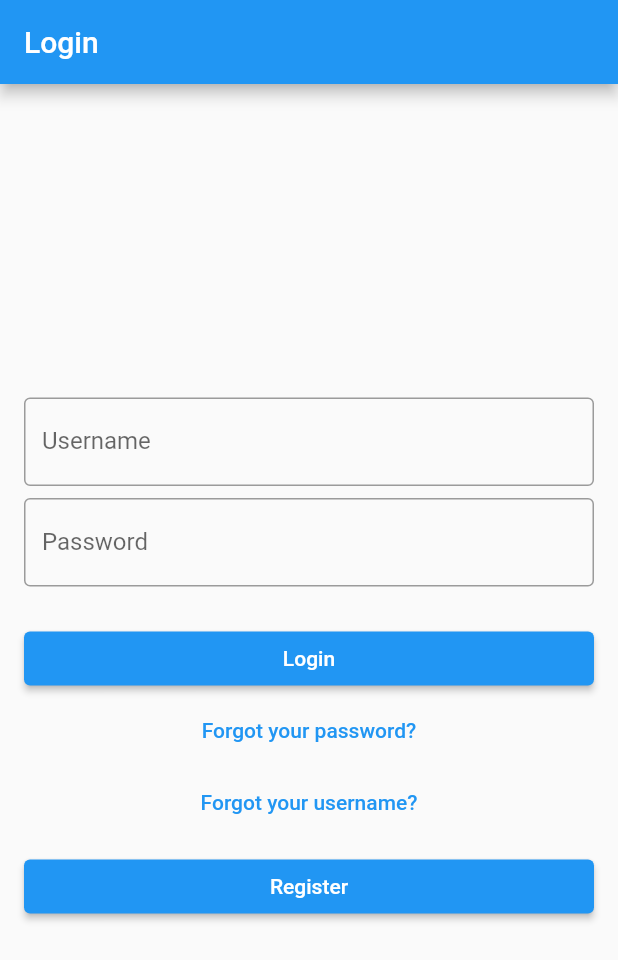
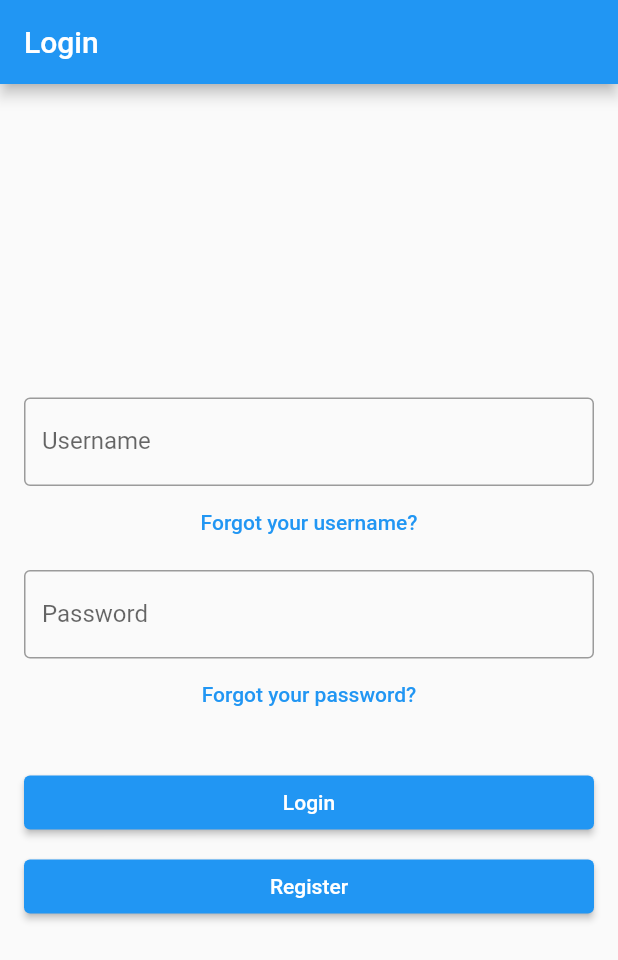
Before and after one commit to Alastair7/dm-grimoire-app, a Flutter app: the screen it shows after launch, on a phone screen of 412 x 824 dp. Shown: the top 960 px of the screen. Run offline on Flutter 3.47's test engine with Material 2 defaults, Android fonts, the phone set to English and light mode, and no system bars.

Commit message:
early login ui test

```diff
--- a/lib/src/ui/login.dart
+++ b/lib/src/ui/login.dart
@@ -29,6 +29,12 @@ class LoginScreen extends StatelessWidget {
                 border: OutlineInputBorder(),
               ),
             ),
+            TextButton(
+              child: const Text('Forgot your username?'),
+              onPressed: () {
+                // TODO: Implement username recovery logic
+              },
+            ),
             const SizedBox(height: 8.0),
             const TextField(
               obscureText: true,
@@ -37,23 +43,17 @@ class LoginScreen extends StatelessWidget {
                 border: OutlineInputBorder(),
               ),
             ),
+            TextButton(
+              child: const Text('Forgot your password?'),
+              onPressed: () {
+                // TODO: Implement password recovery logic
+              },
+            ),
             const SizedBox(height: 24.0),
             ElevatedButton(
               child: const Text('Login'),
               onPressed: () {
-                // Implement login logic
-              },
-            ),
-            TextButton(
-              child: const Text('Forgot your password?'),
-              onPressed: () {
-                // Implement password recovery logic
-              },
-            ),
-            TextButton(
-              child: const Text('Forgot your username?'),
-              onPressed: () {
-                // Implement username recovery logic
+                // TODO: Implement login logic
               },
             ),
             const SizedBox(height: 8.0),
```
Also changed, not shown: 1 other file.
